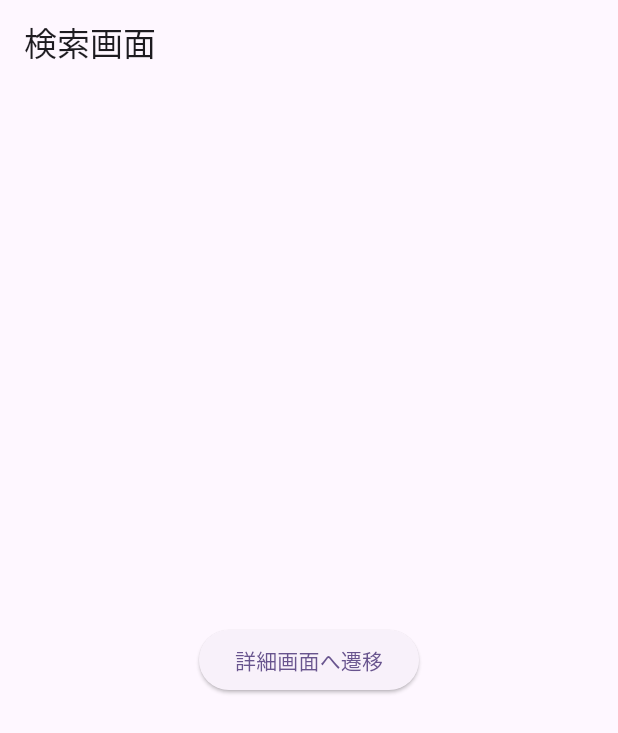
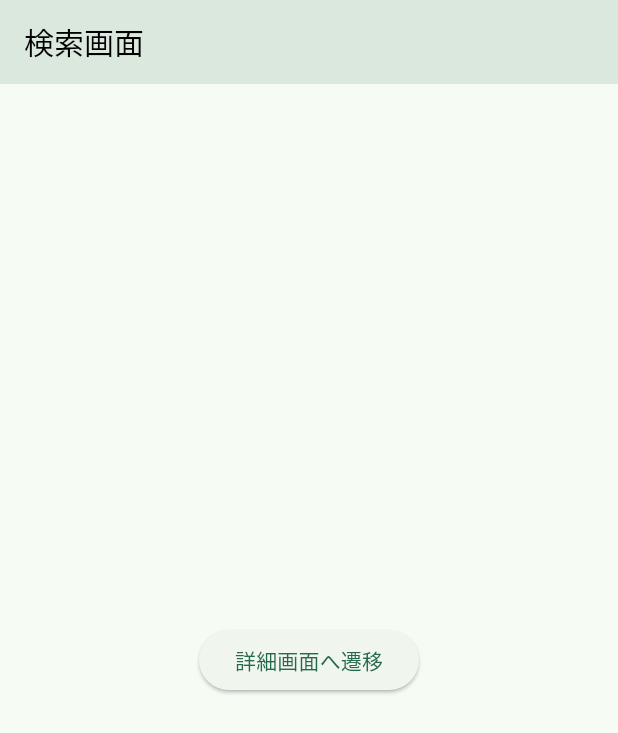
Before and after one commit to ShotaIuchi/flutter_engineer_codecheck, a Flutter app: the screen it shows after launch, on a phone screen of 412 x 824 dp. Shown: the top 733 px of the screen. Run offline on Flutter 3.47's test engine with Material 3 defaults, Android fonts, the phone set to English and light mode, and no system bars; our stand-ins replace go_router.

Commit message:
#10 テーマ設定
* カラーテーマ
  * タイトルバーテーマ

```diff
--- a/lib/main.dart
+++ b/lib/main.dart
@@ -12,10 +12,32 @@ class MyApp extends StatelessWidget {
 
   @override
   Widget build(BuildContext context) {
+    const appBarTheme = AppBarTheme(
+      elevation: 10,
+      titleTextStyle: TextStyle(
+        color: Colors.black,
+        fontSize: 20,
+      ),
+    );
     return MaterialApp.router(
       theme: ThemeData(
-        colorScheme: ColorScheme.fromSeed(seedColor: Colors.deepPurple),
         useMaterial3: true,
+        brightness: Brightness.light,
+        colorScheme: ColorScheme.fromSeed(seedColor: Colors.greenAccent),
+        appBarTheme: appBarTheme,
+      ),
+      darkTheme: ThemeData(
+        useMaterial3: true,
+        brightness: Brightness.dark,
+        colorScheme: ColorScheme.fromSeed(
+          seedColor: Colors.greenAccent,
+          brightness: Brightness.dark,
+        ),
+        appBarTheme: appBarTheme.copyWith(
+          titleTextStyle: appBarTheme.titleTextStyle!.copyWith(
+            color: Colors.white,
+          ),
+        ),
       ),
       routerConfig: router,
     );
```
